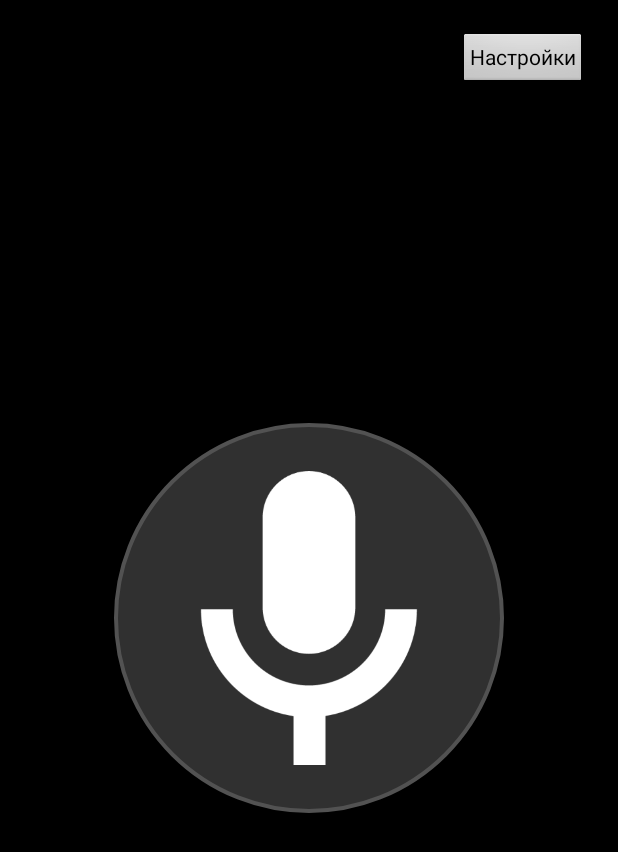
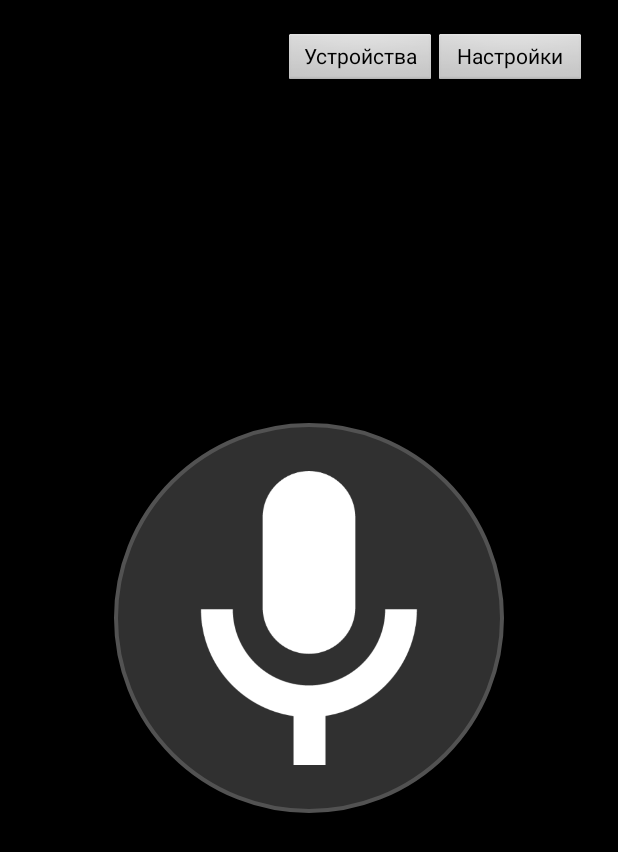
Before and after one commit to MakeSimpleOrg/SmartVoice, an Android app: the screen it shows after launch (MainActivity), on a phone screen of 412 x 824 dp. Shown: the top 852 px of the screen. Run offline under Robolectric (Android 15) with nearby library versions, the phone set to English and light mode, and no system bars.

Commit message:
Кнопка "устройства", с отображением списка всех подгруженных устройств, сцен, и комнат. Позже добавлю возможность сокрытия ненужных.

```diff
--- a/app/src/main/AndroidManifest.xml
+++ b/app/src/main/AndroidManifest.xml
@@ -33,6 +33,10 @@
             android:name=".SettingsActivity"
             android:label="Настройки"
             android:screenOrientation="portrait" />
+        <activity
+            android:name=".DevicesActivity"
+            android:label="Устройства"
+            android:screenOrientation="portrait" />
     </application>
 
 </manifest>
--- a/app/src/main/java/com/diamond/SmartVoice/Controllers/Fibaro/Fibaro.java
+++ b/app/src/main/java/com/diamond/SmartVoice/Controllers/Fibaro/Fibaro.java
@@ -45,8 +45,7 @@ public class Fibaro extends Controller {
 
             result = request("/api/devices?enabled=true&visible=true");
             all_devices = result == null ? new Device[0] : gson.fromJson(result, Device[].class);
-            for (Device d : all_devices)
-                if (d.isVisible()) {
+            for (Device d : all_devices) {
                 if (d.getProperties().getUserDescription() != null && !d.getProperties().getUserDescription().isEmpty())
                     d.ai_name = d.getProperties().getUserDescription();
                 else
--- a/app/src/main/java/com/diamond/SmartVoice/Controllers/Vera/Vera.java
+++ b/app/src/main/java/com/diamond/SmartVoice/Controllers/Vera/Vera.java
@@ -51,8 +51,7 @@ public class Vera extends Controller {
                     r.setName(AI.replaceTrash(r.getName()));
 
             int i = 0;
-            for (Device d : data.getDevices())
-                if (d.isVisible()) {
+            for (Device d : data.getDevices()) {
                 all_devices[i++] = d;
                 d.ai_name = d.getName();
                 if (clearNames)
--- a/app/src/main/java/com/diamond/SmartVoice/Controllers/Vera/json/Device.java
+++ b/app/src/main/java/com/diamond/SmartVoice/Controllers/Vera/json/Device.java
@@ -150,6 +150,8 @@ public class Device extends UDevice {
 
     @Override
     public String getValue() {
+        if(level == null)
+            return "0";
         return level;
     }
 
--- a/app/src/main/res/layout/activity_main.xml
+++ b/app/src/main/res/layout/activity_main.xml
@@ -31,11 +31,11 @@
     <Button
         android:id="@+id/settingsButton"
         style="?android:attr/buttonStyleSmall"
-        android:layout_width="wrap_content"
-        android:layout_height="wrap_content"
+        android:layout_width="100dp"
+        android:layout_height="35dp"
+        android:layout_alignEnd="@+id/linearLayout1"
         android:layout_alignParentTop="true"
         android:layout_alignRight="@+id/linearLayout1"
-        android:layout_alignEnd="@+id/linearLayout1"
         android:text="@string/settings" />
 
     <ProgressBar
@@ -48,4 +48,15 @@
         android:layout_marginBottom="15dp"
         android:visibility="invisible" />
 
+    <Button
+        android:id="@+id/devicesButton"
+        style="?android:attr/buttonStyleSmall"
+        android:layout_width="100dp"
+        android:layout_height="35dp"
+        android:layout_alignTop="@+id/linearLayout1"
+        android:layout_marginTop="0dp"
+        android:layout_toStartOf="@+id/settingsButton"
+        android:layout_toLeftOf="@+id/settingsButton"
+        android:text="@string/devices" />
+
 </RelativeLayout>
--- a/app/src/main/res/values/strings.xml
+++ b/app/src/main/res/values/strings.xml
@@ -3,6 +3,7 @@
 
     <string name="app_name">Smart Voice</string>
     <string name="settings">Настройки</string>
+    <string name="devices">Устройства</string>
     <string name="defaultKeyPhrase">умный дом</string>
     <string name="empty"></string>
 
--- /dev/null
+++ b/app/src/main/res/xml/pref_devices.xml
@@ -0,0 +1,4 @@
+<PreferenceScreen xmlns:android="http://schemas.android.com/apk/res/android"
+    xmlns:tools="http://schemas.android.com/tools">
+
+</PreferenceScreen>
```
Also changed, not shown: app/src/main/java/com/diamond/SmartVoice/Controllers/Controller.java (+30 -4 lines), app/src/main/java/com/diamond/SmartVoice/Controllers/Fibaro/json/Device.java (+8 -0 lines), app/src/main/java/com/diamond/SmartVoice/Controllers/UDevice.java (+20 -1 lines), app/src/main/java/com/diamond/SmartVoice/DevicesActivity.java (added, +106 -0 lines), app/src/main/java/com/diamond/SmartVoice/MainActivity.java (+17 -5 lines). Lines whose indentation alone changed are shown as unchanged.
